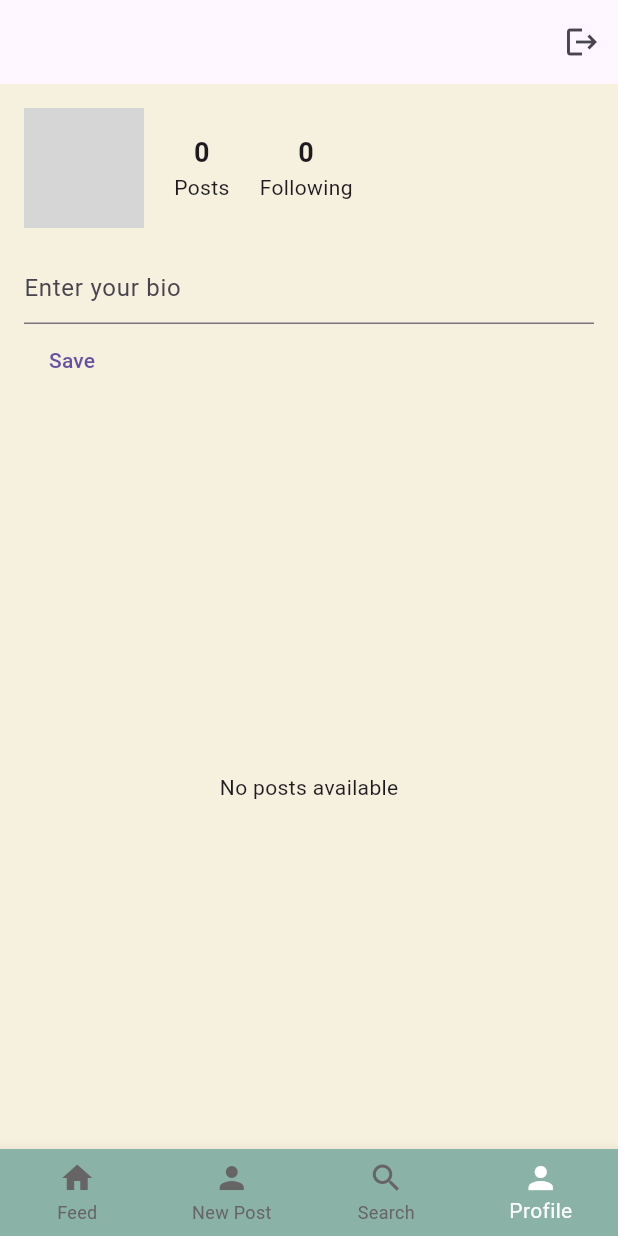
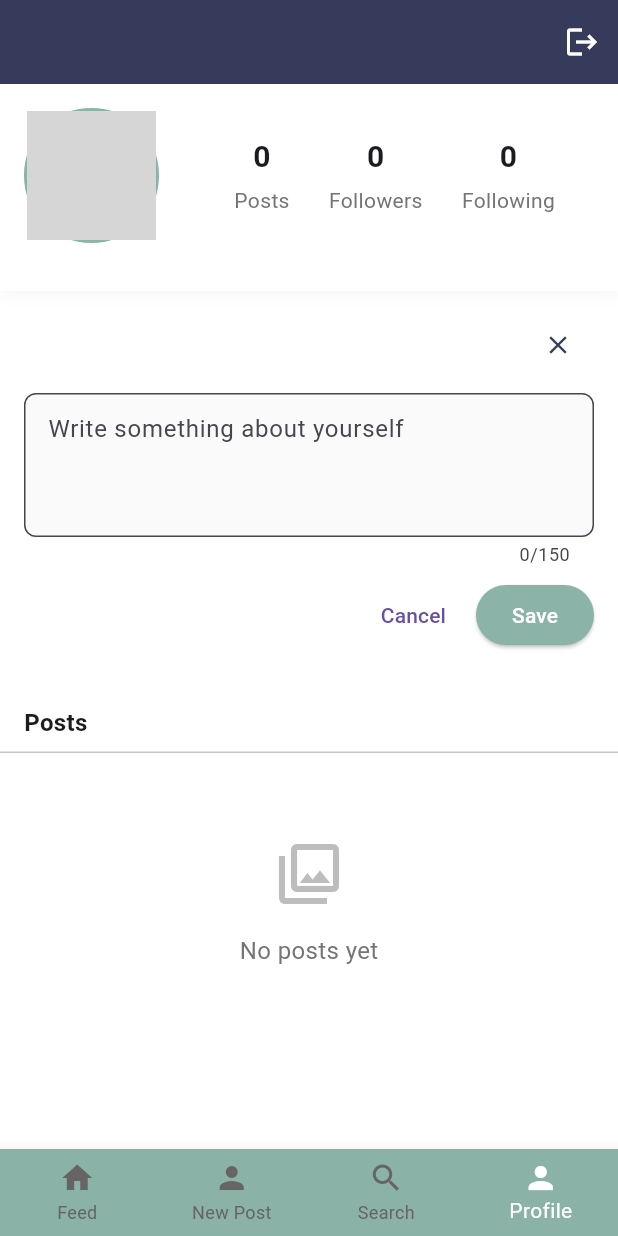
Before and after one commit to 6510615252/cn322-project, a Flutter app: the screen it shows once a user with an empty profile is signed in, item 4 of the bottom bar chosen, after a tap on the "edit" icon, on a phone screen of 412 x 824 dp. Run offline on Flutter 3.47's test engine with Material 3 defaults, Android fonts, the phone set to English and light mode, and no system bars; our stand-ins replace cloud_firestore, firebase_auth, firebase_core, firebase_database, firebase_storage, flutter_dotenv and 2 more; accounts and stored records are empty; network calls fail; grey boxes are pictures that could not be loaded.

Commit message:
ui profile

```diff
--- a/lib/screens/ProfilePage.dart
+++ b/lib/screens/ProfilePage.dart
@@ -3,6 +3,14 @@ import 'package:firebase_auth/firebase_auth.dart';
 import 'package:outstragram/services/postService.dart';
 import 'package:outstragram/services/userService.dart';
 import 'package:outstragram/screens/post_detail_page.dart';
+
+// Define app theme colors for consistency
+class AppTheme {
+  static const Color creamColor = Color(0xFFF5F0DC);
+  static const Color navyColor = Color(0xFF363B5C);
+  static const Color tealColor = Color(0xFF8BB3A8);
+  static const Color lightGreenColor = Color(0xFFB4DBA0);
+}
 
 class ProfilePage extends StatefulWidget {
   final String? uid;
@@ -22,12 +30,34 @@ class _ProfilePageState extends State<ProfilePage> {
   late String profileUid;
   bool isFollowing = false;
   Map<String, dynamic>? userData;
+  bool isLoading = true;
+  int postCount = 0;
 
   @override
   void initState() {
     super.initState();
     profileUid = widget.uid ?? currentUser?.uid ?? '';
-    fetchUserData();
+    _loadProfileData();
+  }
+
+  Future<void> _loadProfileData() async {
+    setState(() {
+      isLoading = true;
+    });
+
+    await fetchUserData();
+    await _countPosts();
+
+    setState(() {
+      isLoading = false;
+    });
+  }
+
+  Future<void> _countPosts() async {
+    final count = await userService.countVisiblePosts(profileUid);
+    setState(() {
+      postCount = count;
+    });
   }
 
   @override
@@ -47,16 +77,45 @@ class _ProfilePageState extends State<ProfilePage> {
   }
 
   Future<void> checkFollowingStatus() async {
+    if (currentUser != null) {
       bool following =
           await userService.isUserFollowing(profileUid, currentUser!.uid);
       setState(() {
         isFollowing = following;
       });
     }
+  }
 
   Future<void> toggleFollow() async {
     await userService.toggleFollowUser(profileUid, currentUser!.uid);
+    await fetchUserData(); // Refresh data to update counts
     checkFollowingStatus();
+  }
+
+  Future<void> _updateBio() async {
+    if (bioController.text != userData?['bio']) {
+      try {
+        await userService.updateBio(currentUser!.uid, bioController.text);
+        await fetchUserData();
+        ScaffoldMessenger.of(context).showSnackBar(
+          const SnackBar(
+            content: Text("Bio updated successfully"),
+            backgroundColor: AppTheme.tealColor,
+          ),
+        );
+      } catch (e) {
+        ScaffoldMessenger.of(context).showSnackBar(
+          SnackBar(
+            content: Text("Error updating bio: $e"),
+            backgroundColor: Colors.red,
+          ),
+        );
+      }
+    }
+
+    setState(() {
+      isEditingBio = false;
+    });
   }
 
   @override
@@ -64,198 +123,363 @@ class _ProfilePageState extends State<ProfilePage> {
     final bool isMyProfile = profileUid == currentUser?.uid;
 
     return Scaffold(
+      backgroundColor: Colors.white,
       appBar: AppBar(
-        title: Text(userData?['name'] ?? "Profile"),
+        title: Text(
+          userData?['name'] ?? "Profile",
+          style: const TextStyle(
+            fontWeight: FontWeight.bold,
+          ),
+        ),
         centerTitle: true,
+        backgroundColor: AppTheme.navyColor,
+        foregroundColor: Colors.white,
+        elevation: 0,
         actions: isMyProfile
             ? [
                 IconButton(
                   icon: const Icon(Icons.logout),
+                  tooltip: "Sign Out",
                   onPressed: () async {
+                    // Confirm logout dialog
+                    final shouldLogout = await showDialog<bool>(
+                      context: context,
+                      builder: (context) => AlertDialog(
+                        title: const Text("Sign Out"),
+                        content: const Text("Are you sure you want to sign out?"),
+                        actions: [
+                          TextButton(
+                            onPressed: () => Navigator.pop(context, false),
+                            child: const Text("Cancel"),
+                          ),
+                          TextButton(
+                            onPressed: () => Navigator.pop(context, true),
+                            child: const Text("Sign Out", style: TextStyle(color: Colors.red)),
+                          ),
+                        ],
+                      ),
+                    );
+
+                    if (shouldLogout == true) {
                       await FirebaseAuth.instance.signOut();
+                    }
                   },
                 ),
               ]
             : [],
       ),
-      body: userData == null
-          ? const Center(child: CircularProgressIndicator())
-          : Column(
+      body: isLoading
+          ? const Center(child: CircularProgressIndicator(color: AppTheme.tealColor))
+          : userData == null
+              ? const Center(child: Text("User not found"))
+              : RefreshIndicator(
+                  onRefresh: _loadProfileData,
+                  color: AppTheme.tealColor,
+                  child: SingleChildScrollView(
+                    physics: const AlwaysScrollableScrollPhysics(),
+                    child: Column(
+                      crossAxisAlignment: CrossAxisAlignment.stretch,
                       children: [
-                Padding(
-                  padding: const EdgeInsets.all(16.0),
-                  child: Row(
+                        _buildProfileHeader(isMyProfile),
+                        _buildBioSection(isMyProfile),
+                        const SizedBox(height: 16),
+                        _buildPostsGrid(),
+                      ],
+                    ),
+                  ),
+                ),
+    );
+  }
+
+  Widget _buildProfileHeader(bool isMyProfile) {
+    return Container(
+      padding: const EdgeInsets.all(16),
+      decoration: BoxDecoration(
+        color: Colors.white,
+        boxShadow: [
+          BoxShadow(
+            color: Colors.grey.withOpacity(0.1),
+            blurRadius: 8,
+            offset: const Offset(0, 2),
+          ),
+        ],
+      ),
+      child: Column(
         children: [
-                      // รูปโปรไฟล์อยู่ด้านซ้าย
+          Row(
+            crossAxisAlignment: CrossAxisAlignment.center,
+            children: [
+              // Profile picture
               FutureBuilder<Widget>(
                 future: userService.displayUserProfilePic(
                     userData?['user_pic'] ?? "user_pic/UserPicDef.jpg"),
                 builder: (context, profilePicSnapshot) {
                   if (profilePicSnapshot.connectionState ==
                       ConnectionState.waiting) {
-                            return const CircleAvatar(
-                              radius: 40,
-                              child: CircularProgressIndicator(),
+                    return Container(
+                      width: 90,
+                      height: 90,
+                      decoration: BoxDecoration(
+                        shape: BoxShape.circle,
+                        color: Colors.grey[200],
+                      ),
+                      child: const Center(
+                        child: CircularProgressIndicator(
+                          strokeWidth: 2,
+                          color: AppTheme.tealColor,
+                        ),
+                      ),
                     );
                   }
 
-                          return CircleAvatar(
-                            radius: 40,
-                            backgroundColor: Colors.grey[300],
+                  return Container(
+                    width: 90,
+                    height: 90,
+                    decoration: BoxDecoration(
+                      shape: BoxShape.circle,
+                      border: Border.all(
+                        color: AppTheme.tealColor,
+                        width: 2,
+                      ),
+                    ),
                     child: ClipOval(
-                              child: SizedBox(
-                                width: 80,
-                                height: 80,
-                                child: profilePicSnapshot.data,
-                              ),
+                      child: profilePicSnapshot.data ??
+                        Image.asset('assets/default_profile.png', fit: BoxFit.cover),
                     ),
                   );
                 },
               ),
-                      const SizedBox(
-                          width: 20), // ระยะห่างระหว่างรูปโปรไฟล์กับข้อมูล
-
-                      // ข้อมูล Posts และ Following อยู่ใน Row
-                      Row(
+              const SizedBox(width: 24),
+              // Stats column
+              Expanded(
+                child: Row(
+                  mainAxisAlignment: MainAxisAlignment.spaceEvenly,
                   children: [
-                          Column(
-                            children: [
-                              // Posts
-                              FutureBuilder<int>(
-                                future:
-                                    userService.countVisiblePosts(profileUid),
-                                builder: (context, snapshot) {
-                                  if (snapshot.connectionState ==
-                                      ConnectionState.waiting) {
-                                    return const Text('Loading...');
-                                  } else if (snapshot.hasError) {
-                                    return const Text('Error');
-                                  } else {
-                                    return Text(
-                                      '${snapshot.data ?? 0}',
+                    _buildStatColumn(postCount.toString(), "Posts"),
+                    _buildStatColumn((userData?['followers']?.length ?? 0).toString(), "Followers"),
+                    _buildStatColumn((userData?['following']?.length ?? 0).toString(), "Following"),
+                  ],
+                ),
+              ),
+            ],
+          ),
+          const SizedBox(height: 16),
+          // Follow/Unfollow button
+          if (!isMyProfile)
+            SizedBox(
+              width: double.infinity,
+              child: ElevatedButton(
+                onPressed: toggleFollow,
+                style: ElevatedButton.styleFrom(
+                  backgroundColor: isFollowing ? Colors.white : AppTheme.tealColor,
+                  foregroundColor: isFollowing ? AppTheme.tealColor : Colors.white,
+                  padding: const EdgeInsets.symmetric(vertical: 12),
+                  shape: RoundedRectangleBorder(
+                    borderRadius: BorderRadius.circular(8),
+                    side: BorderSide(
+                      color: isFollowing ? AppTheme.tealColor : Colors.transparent,
+                    ),
+                  ),
+                  elevation: isFollowing ? 0 : 2,
+                ),
+                child: Text(
+                  isFollowing ? "Unfollow" : "Follow",
                   style: const TextStyle(
                     fontWeight: FontWeight.bold,
-                                          fontSize: 18), // เพิ่มขนาดตัวอักษร
+                    fontSize: 16,
+                  ),
+                ),
+              ),
+            ),
+        ],
+      ),
     );
+  }
+
+  Widget _buildStatColumn(String count, String label) {
+    return Column(
+      mainAxisSize: MainAxisSize.min,
+      children: [
+        Text(
+          count,
+          style: const TextStyle(
+            fontWeight: FontWeight.bold,
+            fontSize: 20,
+          ),
+        ),
+        const SizedBox(height: 4),
+        Text(
+          label,
+          style: TextStyle(
+            fontSize: 14,
+            color: Colors.grey[600],
+          ),
+        ),
+      ],
+    );
+  }
+
+  Widget _buildBioSection(bool isMyProfile) {
+    return Container(
+      padding: const EdgeInsets.symmetric(horizontal: 16, vertical: 12),
+      child: Column(
+        crossAxisAlignment: CrossAxisAlignment.start,
+        children: [
+          Row(
+            mainAxisAlignment: MainAxisAlignment.spaceBetween,
+            children: [
+              Text(
+                userData?['name'] ?? "",
+                style: const TextStyle(
+                  fontWeight: FontWeight.bold,
+                  fontSize: 16,
+                ),
+              ),
+              if (isMyProfile)
+                IconButton(
+                  icon: Icon(
+                    isEditingBio ? Icons.close : Icons.edit,
+                    color: AppTheme.navyColor,
+                    size: 20,
+                  ),
+                  onPressed: () {
+                    if (isEditingBio) {
+                      setState(() {
+                        isEditingBio = false;
+                      });
+                    } else {
+                      setState(() {
+                        isEditingBio = true;
+                        bioController.text = userData?['bio'] ?? '';
+                      });
                     }
                   },
                 ),
-                              const Text('Posts',
-                                  style: TextStyle(fontSize: 14)),
             ],
           ),
-                          const SizedBox(
-                              width: 20), // ระยะห่างระหว่าง Posts และ Following
-
-                          Column(
+          const SizedBox(height: 8),
+          isEditingBio
+            ? Column(
+                crossAxisAlignment: CrossAxisAlignment.stretch,
                 children: [
-                              // Following
-                              Text('${userData?['following']?.length ?? 0}',
-                                  style: const TextStyle(
-                                      fontWeight: FontWeight.bold,
-                                      fontSize: 18)), // เพิ่มขนาดตัวอักษร
-                              const Text('Following',
-                                  style: TextStyle(fontSize: 14)),
-                            ],
+                  TextField(
+                    controller: bioController,
+                    maxLines: 3,
+                    maxLength: 150,
+                    keyboardType: TextInputType.multiline,
+                    textInputAction: TextInputAction.newline,
+                    decoration: InputDecoration(
+                      hintText: "Write something about yourself",
+                      border: OutlineInputBorder(
+                        borderRadius: BorderRadius.circular(8),
+                        borderSide: BorderSide(color: Colors.grey[300]!),
+                      ),
+                      focusedBorder: OutlineInputBorder(
+                        borderRadius: BorderRadius.circular(8),
+                        borderSide: const BorderSide(color: AppTheme.tealColor),
+                      ),
+                      filled: true,
+                      fillColor: Colors.grey[50],
+                      contentPadding: const EdgeInsets.all(12),
+                    ),
+                  ),
+                  const SizedBox(height: 8),
+                  Row(
+                    mainAxisAlignment: MainAxisAlignment.end,
+                    children: [
+                      TextButton(
+                        onPressed: () {
+                          setState(() {
+                            isEditingBio = false;
+                          });
+                        },
+                        child: const Text("Cancel"),
+                      ),
+                      const SizedBox(width: 8),
+                      ElevatedButton(
+                        onPressed: _updateBio,
+                        style: ElevatedButton.styleFrom(
+                          backgroundColor: AppTheme.tealColor,
+                          foregroundColor: Colors.white,
+                        ),
+                        child: const Text("Save"),
                       ),
                     ],
                   ),
                 ],
+              )
+            : Text(
+                userData?['bio'] ?? "No bio available",
+                style: TextStyle(
+                  fontSize: 14,
+                  color: Colors.grey[800],
+                  height: 1.4,
                 ),
               ),
-                Padding(
-                  padding: const EdgeInsets.symmetric(horizontal: 16.0),
-                  child: Align(
-                    alignment: Alignment.centerLeft,
-                    child: isEditingBio
-                        ? Column(
+        ],
+      ),
+    );
+  }
+
+  Widget _buildPostsGrid() {
+    return Column(
       crossAxisAlignment: CrossAxisAlignment.start,
       children: [
-                              TextField(
-                                controller: bioController,
-                                maxLines: null,
-                                keyboardType: TextInputType.multiline,
-                                textInputAction: TextInputAction.newline,
-                                decoration: const InputDecoration(
-                                  hintText: "Enter your bio",
+        const Padding(
+          padding: EdgeInsets.symmetric(horizontal: 16, vertical: 8),
+          child: Text(
+            "Posts",
+            style: TextStyle(
+              fontWeight: FontWeight.bold,
+              fontSize: 16,
             ),
           ),
-                              TextButton(
-                                onPressed: () async {
-                                  await userService.updateBio(
-                                      currentUser!.uid, bioController.text);
-                                  await fetchUserData();
-                                  setState(() {
-                                    isEditingBio = false;
-                                  });
-                                  ScaffoldMessenger.of(context).showSnackBar(
-                                    const SnackBar(
-                                        content:
-                                            Text("Bio updated successfully")),
+        ),
+        const Divider(height: 1),
+        FutureBuilder<List<Map<String, dynamic>>>(
+          future: postService.fetchUserPosts(profileUid),
+          builder: (context, snapshot) {
+            if (snapshot.connectionState == ConnectionState.waiting) {
+              return const SizedBox(
+                height: 200,
+                child: Center(
+                  child: CircularProgressIndicator(color: AppTheme.tealColor),
+                ),
               );
-                                },
-                                child: const Text("Save"),
-                              )
-                            ],
-                          )
-                        : Row(
-                            mainAxisAlignment: MainAxisAlignment.spaceBetween,
+            }
+
+            if (!snapshot.hasData || snapshot.data!.isEmpty) {
+              return SizedBox(
+                height: 200,
+                child: Center(
+                  child: Column(
+                    mainAxisSize: MainAxisSize.min,
                     children: [
-                              Expanded(
-                                child: Text(
-                                  userData?['bio'] ?? "No bio available",
-                                  style: const TextStyle(fontSize: 16),
+                      Icon(Icons.photo_library_outlined, size: 48, color: Colors.grey[400]),
+                      const SizedBox(height: 16),
+                      Text(
+                        "No posts yet",
+                        style: TextStyle(
+                          fontSize: 16,
+                          color: Colors.grey[600],
                         ),
-                              ),
-                              if (isMyProfile)
-                                IconButton(
-                                  icon: const Icon(Icons.edit),
-                                  onPressed: () {
-                                    setState(() {
-                                      isEditingBio = true;
-                                      bioController.text =
-                                          userData?['bio'] ?? '';
-                                    });
-                                  },
                       ),
                     ],
                   ),
                 ),
-                ),
-                const SizedBox(height: 10),
-                if (!isMyProfile)
-                  ElevatedButton(
-                    onPressed: toggleFollow,
-                    style: ElevatedButton.styleFrom(
-                      backgroundColor: isFollowing ? Colors.red : Colors.blue,
-                    ),
-                    child: Text(
-                      isFollowing ? "Unfollow" : "Follow",
-                      style: const TextStyle(color: Colors.white),
-                    ),
-                  ),
-                const SizedBox(height: 10),
-                Expanded(
-                  child: FutureBuilder<List<Map<String, dynamic>>>(
-                    future: postService.fetchUserPosts(profileUid),
-                    builder: (context, snapshot) {
-                      if (snapshot.connectionState == ConnectionState.waiting) {
-                        return const Center(child: CircularProgressIndicator());
-                      }
-
-                      if (!snapshot.hasData || snapshot.data!.isEmpty) {
-                        return const Center(child: Text("No posts available"));
+              );
             }
 
             final posts = snapshot.data!;
 
             return GridView.builder(
-                        padding: const EdgeInsets.all(8.0),
-                        gridDelegate:
-                            const SliverGridDelegateWithFixedCrossAxisCount(
+              shrinkWrap: true,
+              physics: const NeverScrollableScrollPhysics(),
+              padding: const EdgeInsets.all(2),
+              gridDelegate: const SliverGridDelegateWithFixedCrossAxisCount(
                 crossAxisCount: 3,
-                          crossAxisSpacing: 4.0,
-                          mainAxisSpacing: 4.0,
+                crossAxisSpacing: 2,
+                mainAxisSpacing: 2,
               ),
               itemCount: posts.length,
               itemBuilder: (context, index) {
@@ -264,13 +488,23 @@ class _ProfilePageState extends State<ProfilePage> {
                 return FutureBuilder<Widget>(
                   future: postService.displayPostPic(postPicPath),
                   builder: (context, postPicSnapshot) {
-                              if (postPicSnapshot.connectionState ==
-                                  ConnectionState.waiting) {
-                                return const Center(
-                                    child: CircularProgressIndicator());
+                    if (postPicSnapshot.connectionState == ConnectionState.waiting) {
+                      return Container(
+                        color: Colors.grey[200],
+                        child: const Center(
+                          child: SizedBox(
+                            width: 20,
+                            height: 20,
+                            child: CircularProgressIndicator(
+                              strokeWidth: 2,
+                              color: AppTheme.tealColor,
+                            ),
+                          ),
+                        ),
+                      );
                     }
 
-                              return GestureDetector(
+                    return InkWell(
                       onTap: () {
                         Navigator.push(
                           context,
@@ -282,7 +516,14 @@ class _ProfilePageState extends State<ProfilePage> {
                           ),
                         );
                       },
-                                child: postPicSnapshot.data ?? Container(),
+                      child: Hero(
+                        tag: 'post_${posts[index]['id']}',
+                        child: Container(
+                          color: Colors.grey[200],
+                          child: postPicSnapshot.data ??
+                            const Center(child: Icon(Icons.error)),
+                        ),
+                      ),
                     );
                   },
                 );
@@ -290,9 +531,7 @@ class _ProfilePageState extends State<ProfilePage> {
             );
           },
         ),
-                ),
       ],
-            ),
     );
   }
 }
```
Lines whose indentation alone changed are shown as unchanged.
